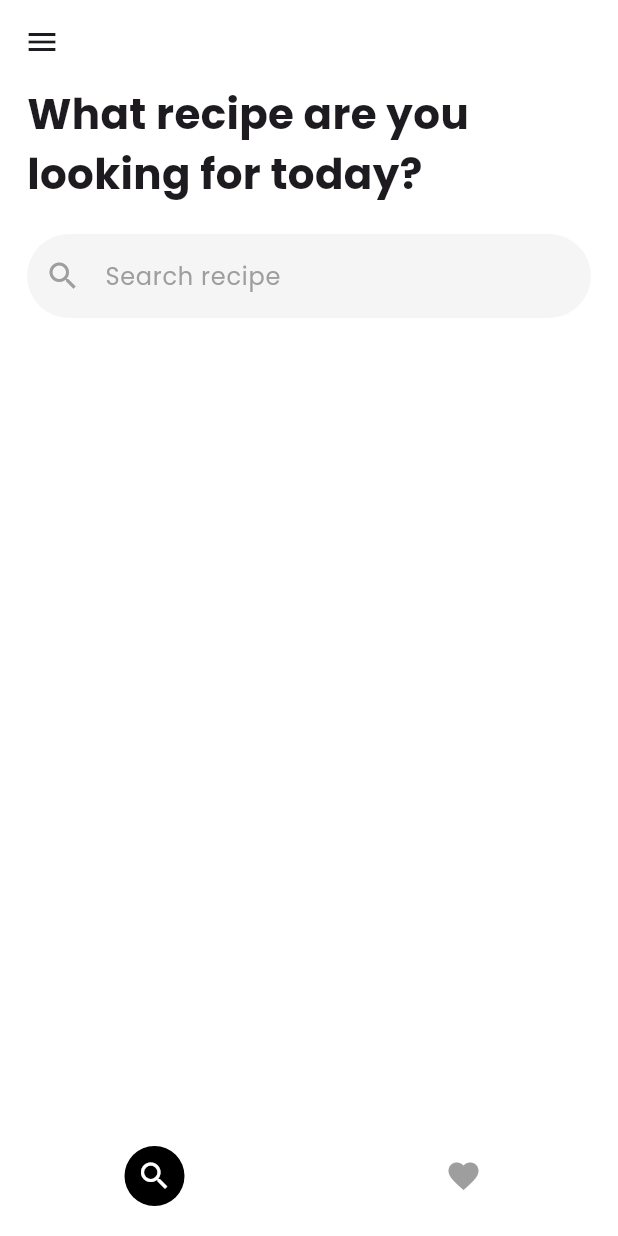
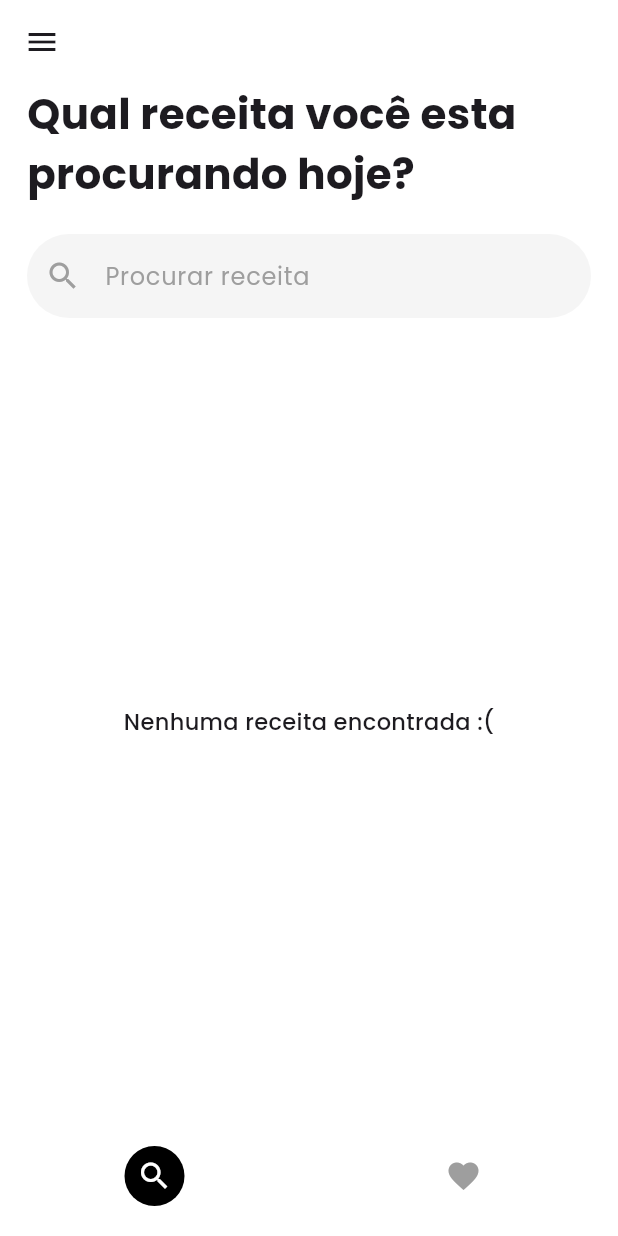
Before and after one commit to carloshenrique-dev/flavor, a Flutter app: the DashboardPage screen opened by its route, on a phone screen of 412 x 824 dp. Run offline on Flutter 3.47's test engine with Material 3 defaults, Android fonts, the phone set to English and light mode, and no system bars; our stand-ins replace cloud_firestore, equatable, firebase_auth, firebase_core, flutter_bloc, get_it and 6 more; accounts and stored records are empty.

Commit message:
Animations, recipe details and more

```diff
--- a/lib/core/models/recipes.dart
+++ b/lib/core/models/recipes.dart
@@ -1,3 +1,5 @@
+import 'package:cloud_firestore/cloud_firestore.dart';
+
 class Recipes {
   final String name;
   final String modeOfPreparation;
@@ -44,12 +46,15 @@ class Recipes {
   }
 
   Map<String, dynamic> toMap() {
+    Timestamp timestamp = Timestamp.now();
+
     return {
       'name': name,
       'modeOfPreparation': modeOfPreparation,
       'ingredients': ingredients,
       'preparationTime': preparationTime,
       'levelOfDifficulty': levelOfDifficulty,
+      'timestamp': timestamp,
     };
   }
 
--- a/lib/core/repositories/search_repository.dart
+++ b/lib/core/repositories/search_repository.dart
@@ -3,4 +3,5 @@ import '../models/recipes.dart';
 abstract interface class SearchRepository {
   Future<List<Recipes>> search(String value);
   Future<Recipes?> searchOnGemini(String value);
+  Future<List<Recipes>> getRecentRecipes();
 }
--- a/lib/core/services/recipe/search_service.dart
+++ b/lib/core/services/recipe/search_service.dart
@@ -3,4 +3,5 @@ import '../../models/recipes.dart';
 abstract interface class SearchService {
   Future<List<Recipes>> search(String value);
   Future<Recipes?> searchOnGemini(String value);
+  Future<List<Recipes>> getRecentRecipes();
 }
--- a/lib/design_system/widgets/recipe_widget.dart
+++ b/lib/design_system/widgets/recipe_widget.dart
@@ -37,13 +37,13 @@ class RecipeWidget extends StatelessWidget {
           if (recipe.preparationTime != '')
             _mediumText(
               context: context,
-              title: "Preparation Time: ",
+              title: "Tempo de preparo: ",
               content: recipe.preparationTime,
             ),
           if (recipe.levelOfDifficulty != '')
             _mediumText(
               context: context,
-              title: "Difficulty level: ",
+              title: "Nível de dificuldade: ",
               content: recipe.levelOfDifficulty,
             ),
         ],
--- a/lib/modules/search/search_page.dart
+++ b/lib/modules/search/search_page.dart
@@ -5,6 +5,7 @@ import 'package:flavor/modules/search/cubit/search_cubit.dart';
 import 'package:flutter/material.dart';
 import 'package:flutter_bloc/flutter_bloc.dart';
 import 'package:google_fonts/google_fonts.dart';
+import 'package:rive/rive.dart';
 
 class SearchPage extends StatelessWidget {
   const SearchPage({super.key});
@@ -14,7 +15,7 @@ class SearchPage extends StatelessWidget {
     return BlocProvider(
       create: (context) {
         final cubit = di<SearchCubit>();
-        //cubit.search('');
+        cubit.getRecentRecipes();
         return cubit;
       },
       child: BlocBuilder<SearchCubit, SearchState>(
@@ -37,11 +38,13 @@ class SearchPage extends StatelessWidget {
       crossAxisAlignment: CrossAxisAlignment.start,
       children: [
         Text(
-          'What recipe are you looking for today?',
+          'Qual receita você esta procurando hoje?',
           style: GoogleFonts.poppins(
             fontSize: 28,
             fontWeight: FontWeight.bold,
           ),
+          overflow: TextOverflow.ellipsis,
+          maxLines: 2,
         ),
         const SizedBox(
           height: 20,
@@ -62,7 +65,7 @@ class SearchPage extends StatelessWidget {
                   Icons.search,
                   color: Colors.grey[500],
                 ),
-                hintText: 'Search recipe',
+                hintText: 'Procurar receita',
                 hintStyle: GoogleFonts.poppins(
                   color: Colors.grey[500],
                 ),
@@ -98,8 +101,24 @@ class SearchPage extends StatelessWidget {
           builder: (context, state) {
             if (state.status == ScreenStatus.loading) {
               return const Expanded(
-                child: Center(
-                  child: CircularProgressIndicator(),
+                child: Column(
+                  mainAxisAlignment: MainAxisAlignment.center,
+                  children: [
+                    SizedBox(
+                      height: 200,
+                      child: RiveAnimation.asset(
+                        'assets/animations/loading_search.riv',
+                        fit: BoxFit.scaleDown,
+                      ),
+                    ),
+                    Text(
+                      'Estamos procurando sua receita...',
+                      style: TextStyle(
+                        fontSize: 18,
+                        fontWeight: FontWeight.bold,
+                      ),
+                    )
+                  ],
                 ),
               );
             }
@@ -111,7 +130,7 @@ class SearchPage extends StatelessWidget {
               return const Expanded(
                 child: Center(
                   child: Text(
-                    'No recipes founded :(',
+                    'Nenhuma receita encontrada :(',
                     style: TextStyle(
                       fontSize: 15,
                       fontWeight: FontWeight.w500,
--- a/pubspec.yaml
+++ b/pubspec.yaml
@@ -52,6 +52,7 @@ dependencies:
   google_generative_ai: ^0.2.2
   http: ^1.2.1
   shimmer: ^3.0.0
+  rive: ^0.13.1
 
 dev_dependencies:
   flutter_test:
@@ -77,6 +78,7 @@ flutter:
 
   assets:
     - assets/images/
+    - assets/animations/
   #   - images/a_dot_ham.jpeg
 
   # An image asset can refer to one or more resolution-specific "variants", see
```
Also changed, not shown: lib/core/repositories/search_repository_impl.dart (+24 -3 lines), lib/core/services/recipe/search_service_impl.dart (+8 -2 lines), lib/main.dart (+0 -8 lines), lib/modules/dashboard/dashboard_page.dart (+20 -3 lines), lib/modules/login/login_page.dart (+9 -1 lines), lib/modules/recipe_details/recipe_details.dart (+64 -27 lines), lib/modules/search/cubit/search_cubit.dart (+26 -6 lines), pubspec.lock, 4 other files.
